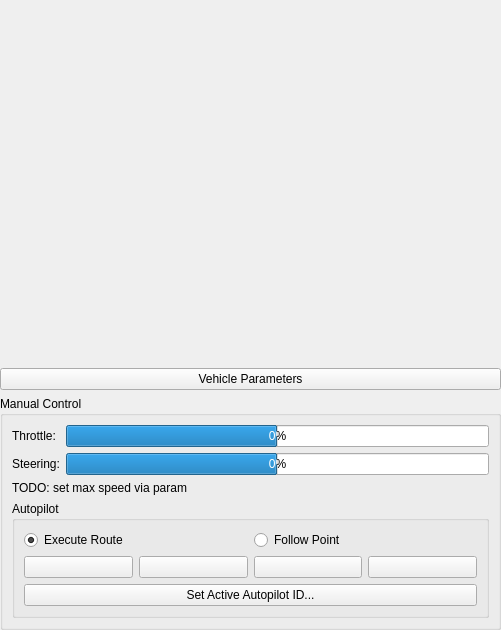
Qt form userinterface/driveui.ui (RISE-Dependable-Transport-Systems/WayWise) before a commit.
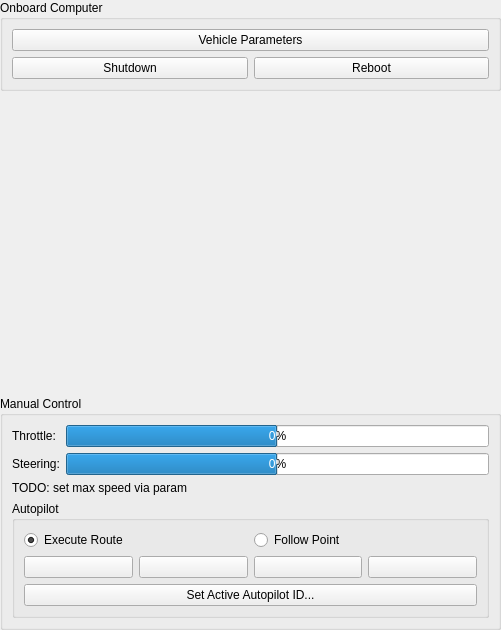
The same form after that commit. Icons and pictures are not drawn.

The edit to the form file:
```diff
--- a/userinterface/driveui.ui
+++ b/userinterface/driveui.ui
@@ -26,6 +26,54 @@
    <property name="bottomMargin">
     <number>0</number>
    </property>
+   <item>
+    <widget class="QGroupBox" name="groupBox_2">
+     <property name="title">
+      <string>Onboard Computer</string>
+     </property>
+     <layout class="QGridLayout" name="gridLayout">
+      <item row="1" column="0">
+       <widget class="QPushButton" name="requestShutdownButton">
+        <property name="maximumSize">
+         <size>
+          <width>477</width>
+          <height>16777215</height>
+         </size>
+        </property>
+        <property name="text">
+         <string>Shutdown</string>
+        </property>
+       </widget>
+      </item>
+      <item row="1" column="1">
+       <widget class="QPushButton" name="requestRebootButton">
+        <property name="maximumSize">
+         <size>
+          <width>477</width>
+          <height>16777215</height>
+         </size>
+        </property>
+        <property name="text">
+         <string>Reboot</string>
+        </property>
+       </widget>
+      </item>
+      <item row="0" column="0" colspan="2">
+       <widget class="QPushButton" name="vehicleParameterButton">
+        <property name="maximumSize">
+         <size>
+          <width>477</width>
+          <height>16777215</height>
+         </size>
+        </property>
+        <property name="text">
+         <string>Vehicle Parameters</string>
+        </property>
+       </widget>
+      </item>
+     </layout>
+    </widget>
+   </item>
    <item>
     <spacer name="verticalSpacer">
      <property name="orientation">
@@ -39,13 +87,6 @@
      </property>
     </spacer>
    </item>
-   <item>
-    <widget class="QPushButton" name="vehicleParameterButton">
-     <property name="text">
-      <string>Vehicle Parameters</string>
-     </property>
-    </widget>
-   </item>
    <item>
     <widget class="QGroupBox" name="groupBox">
      <property name="title">
```
